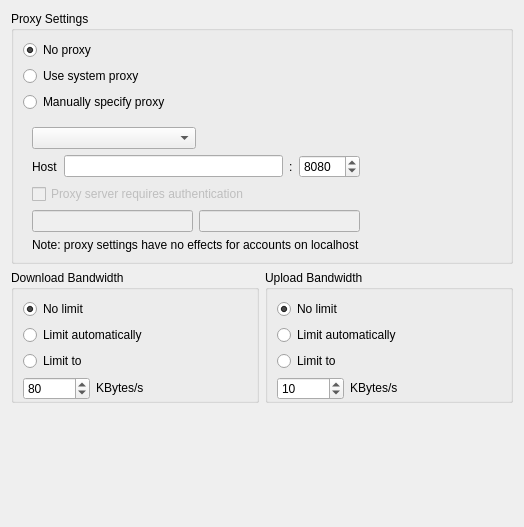
nextcloud/desktop, file src/gui/networksettings.ui: the form before one commit.
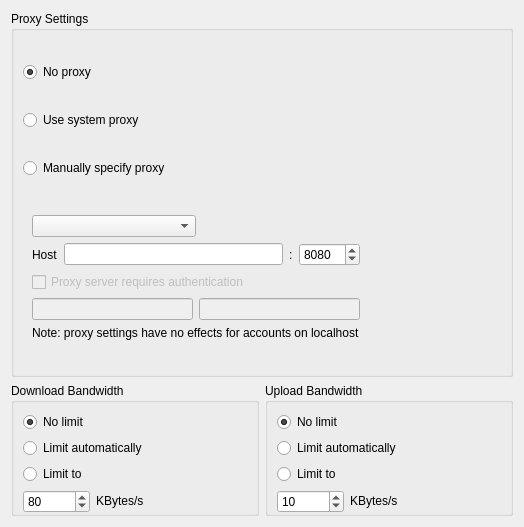
The form after the commit.

Commit message:
Remove vertical spacer from network settings UI
Removed vertical spacer from the network settings UI.

What changed in the file:
```diff
--- a/src/gui/networksettings.ui
+++ b/src/gui/networksettings.ui
@@ -17,19 +17,6 @@
    <bool>true</bool>
   </property>
   <layout class="QGridLayout" name="gridLayout_3">
-   <item row="2" column="0">
-    <spacer name="verticalSpacer">
-     <property name="orientation">
-      <enum>Qt::Orientation::Vertical</enum>
-     </property>
-     <property name="sizeHint" stdset="0">
-      <size>
-       <width>20</width>
-       <height>40</height>
-      </size>
-     </property>
-    </spacer>
-   </item>
    <item row="0" column="0">
     <widget class="QGroupBox" name="proxyGroupBox">
      <property name="enabled">
```
